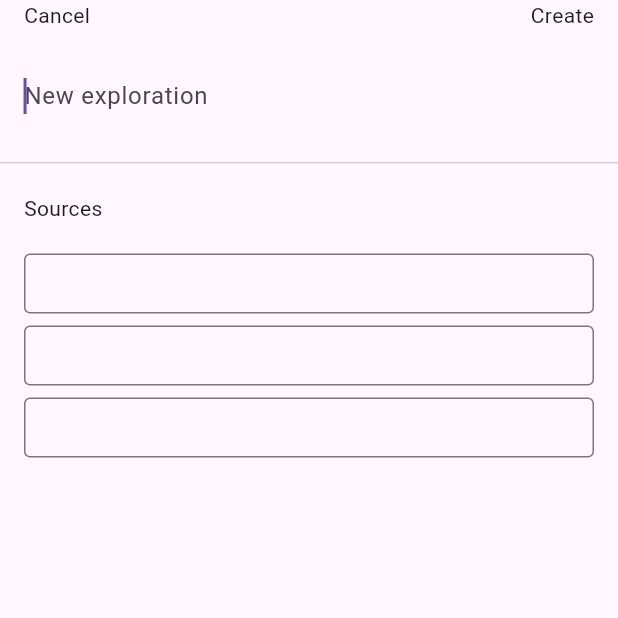
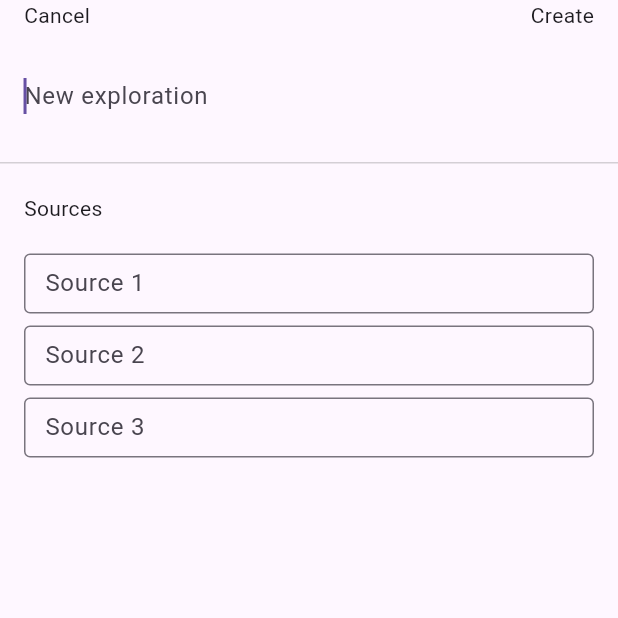
Before and after one commit to omartorresrios/humanconnection, a Flutter app: the NewExplorationView screen opened directly, on a phone screen of 412 x 824 dp, the top half of it. Run offline on Flutter 3.47's test engine with Material 3 defaults, Android fonts, the phone set to English and light mode, and no system bars; our stand-ins replace cached_network_image, fluttertoast; network calls fail.

Commit message:
Add hint text for source textfields and remove hint text for exploration textfield in new exploration view.

```diff
--- a/lib/views/exploration_details_view.dart
+++ b/lib/views/exploration_details_view.dart
@@ -128,9 +128,7 @@ class _ExplorationDetailsViewState extends State<ExplorationDetailsView> {
                 focusNode: explorationTextFocusNode,
                 controller: explorationTextEditing,
                 decoration: const InputDecoration(
-                    hintText: "New exploration",
-                    border: InputBorder.none,
-                    fillColor: Colors.transparent),
+                    border: InputBorder.none, fillColor: Colors.transparent),
                 minLines: 1,
                 maxLines: 8,
                 onTap: () {},
--- a/lib/views/new_exploration_view.dart
+++ b/lib/views/new_exploration_view.dart
@@ -131,10 +131,11 @@ class _NewExplorationViewState extends State<NewExplorationView> {
               child: TextField(
                 // focusNode: explorationSourceFocusNodes[index],
                 controller: sourceControllers[index],
-                decoration: const InputDecoration(
+                decoration: InputDecoration(
+                    hintText: "Source ${index + 1}",
                     contentPadding:
-                        EdgeInsets.symmetric(vertical: 0, horizontal: 10),
-                    border: OutlineInputBorder()),
+                        const EdgeInsets.symmetric(vertical: 0, horizontal: 10),
+                    border: const OutlineInputBorder()),
                 maxLines: 1,
                 onTap: () {},
               ),
```
